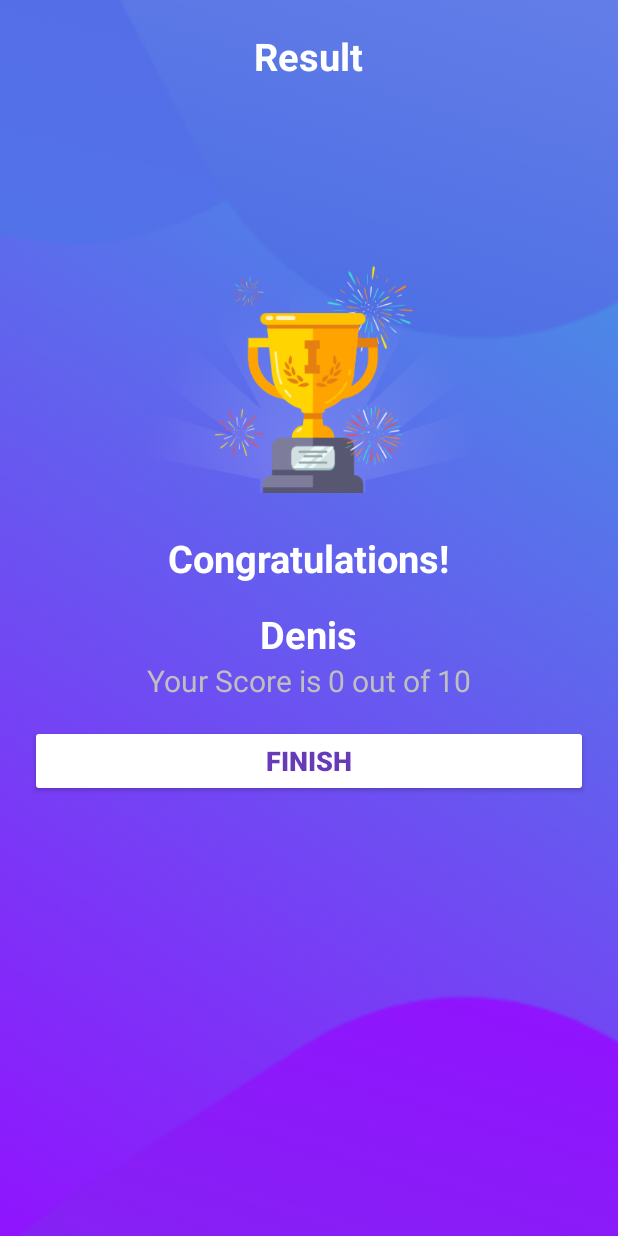
After one commit to thwjd9393/AosSidePj, an Android app: the layout activity_result.xml on its own in the app's theme, with its tools: preview values and no code run, on a phone screen of 412 x 824 dp. The commit adds this screen. Run offline under Robolectric (Android 15) with nearby library versions, the phone set to English and light mode, and no system bars.

Commit message:
update) 퀴즈앱 결과화면 및 문제 넘어가기 기능

```diff
--- a/MyQuizApp/app/src/main/java/com/mbsysoft/myquizapp/Contants.kt
+++ b/MyQuizApp/app/src/main/java/com/mbsysoft/myquizapp/Contants.kt
@@ -5,6 +5,11 @@ object Contants {
     //예를 들어 사용자이름, 퀴즈에 사용할 질문, 정답 등
 
     //QuizQuestions 액티비티에서 다음 질문을 가져와 표시하는 함수
+
+    const val USER_NAME : String = "user_name"
+    const val TOTAL_QUESTIONS : String = "total_questions"
+    const val CORRECT_ANSWERS : String = "correct_answers"
+
     fun getQuestion(): ArrayList<Question> { //xml json 등 리소스 대신할 것
         val questionsList = ArrayList<Question>()
 
--- a/MyQuizApp/app/src/main/java/com/mbsysoft/myquizapp/MainActivity.kt
+++ b/MyQuizApp/app/src/main/java/com/mbsysoft/myquizapp/MainActivity.kt
@@ -20,6 +20,7 @@ class MainActivity : AppCompatActivity() {
                 Toast.makeText(this, "Please enter your name", Toast.LENGTH_SHORT).show()
             } else {
                 val intent = Intent(this, QuizQuestionsActivity::class.java)
+                intent.putExtra(Contants.USER_NAME, etName.text.toString())
                 startActivity(intent)
                 finish()
             }
--- /dev/null
+++ b/MyQuizApp/app/src/main/res/drawable/correct_option_border_bg.xml
@@ -0,0 +1,6 @@
+<?xml version="1.0" encoding="utf-8"?>
+<shape xmlns:android="http://schemas.android.com/apk/res/android"
+    android:shape="rectangle">
+    <solid android:color="@android:color/holo_green_light"/>
+    <corners android:radius="5dp"/>
+</shape>
--- /dev/null
+++ b/MyQuizApp/app/src/main/res/drawable/wrong_option_border_bg.xml
@@ -0,0 +1,6 @@
+<?xml version="1.0" encoding="utf-8"?>
+<shape xmlns:android="http://schemas.android.com/apk/res/android"
+    android:shape="rectangle">
+    <solid android:color="@android:color/holo_red_light"/>
+    <corners android:radius="5dp"/>
+</shape>
--- /dev/null
+++ b/MyQuizApp/app/src/main/res/layout/activity_result.xml
@@ -0,0 +1,65 @@
+<?xml version="1.0" encoding="utf-8"?>
+<LinearLayout xmlns:android="http://schemas.android.com/apk/res/android"
+    xmlns:app="http://schemas.android.com/apk/res-auto"
+    xmlns:tools="http://schemas.android.com/tools"
+    android:layout_width="match_parent"
+    android:layout_height="match_parent"
+    android:background="@drawable/ic_bg"
+    android:orientation="vertical"
+    android:padding="20dp"
+    android:gravity="center_horizontal"
+    tools:context=".ResultActivity">
+
+    <TextView
+        android:id="@+id/tv_result"
+        android:text="Result"
+        android:textColor="@color/white"
+        android:textSize="25sp"
+        android:textStyle="bold"
+        android:layout_width="wrap_content"
+        android:layout_height="wrap_content"/>
+
+    <ImageView
+        android:src="@drawable/ic_trophy"
+        android:contentDescription="trophy_img"
+        android:layout_width="300dp"
+        android:layout_height="300dp"/>
+
+    <TextView
+        tools:text="Congratulations!"
+        android:textColor="@color/white"
+        android:textSize="25sp"
+        android:textStyle="bold"
+        android:layout_width="wrap_content"
+        android:layout_height="wrap_content"/>
+
+    <TextView
+        android:id="@+id/tv_userName"
+        tools:text="Denis"
+        android:layout_marginTop="16dp"
+        android:textColor="@color/white"
+        android:textSize="25sp"
+        android:textStyle="bold"
+        android:layout_width="wrap_content"
+        android:layout_height="wrap_content"/>
+
+    <TextView
+        android:id="@+id/tv_result_score"
+        tools:text="Your Score is 0 out of 10"
+        android:textColor="#BFBFBF"
+        android:textSize="20sp"
+        android:layout_width="wrap_content"
+        android:layout_height="wrap_content"/>
+
+    <Button
+        android:id="@+id/btn_finish"
+        android:layout_width="match_parent"
+        android:layout_height="wrap_content"
+        android:layout_marginTop="16dp"
+        android:backgroundTint="@color/white"
+        android:textColor="#673AB7"
+        android:text="FINISH"
+        android:textStyle="bold"
+        android:textSize="18sp" />
+
+</LinearLayout>
```
Also changed, not shown: MyQuizApp/app/src/main/java/com/mbsysoft/myquizapp/QuizQuestionsActivity.kt (+75 -3 lines), MyQuizApp/app/src/main/java/com/mbsysoft/myquizapp/ResultActivity.kt (added, +32 -0 lines), MyQuizApp/app/src/main/res/drawable/ic_trophy.png (added).
